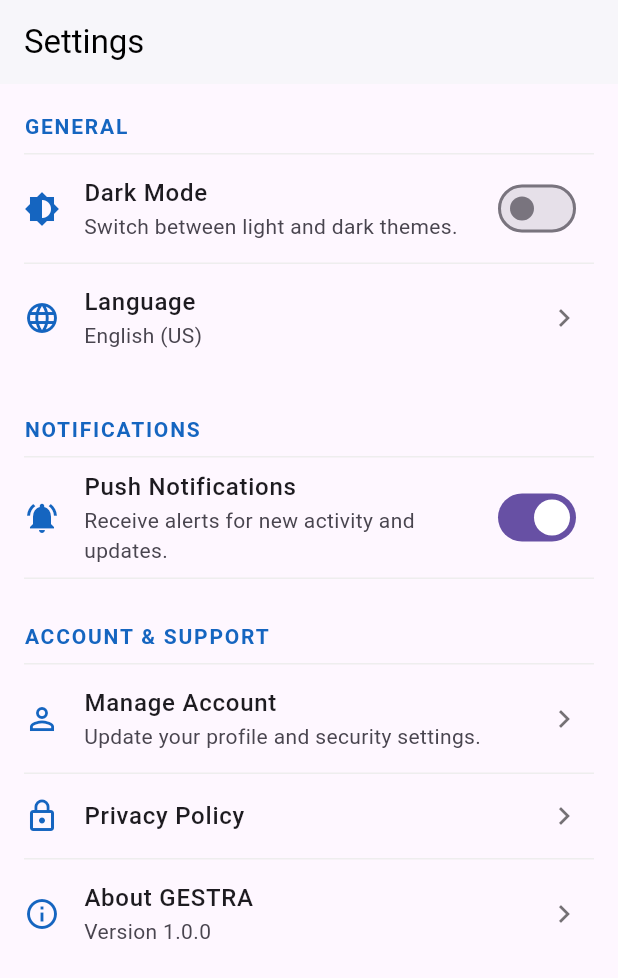
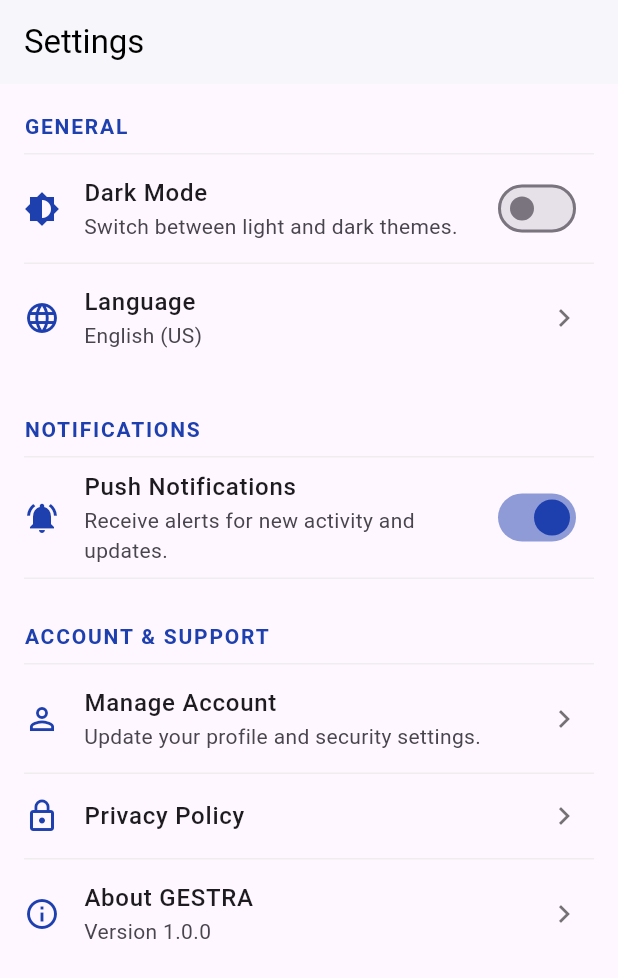
Before and after one commit to RafaMufid/Gestra-Mobile, a Flutter app: the SettingsPage screen opened directly with empty values, on a phone screen of 412 x 824 dp. Shown: the top 978 px of the screen. Run offline on Flutter 3.47's test engine with Material 3 defaults, Android fonts, the phone set to English and light mode, and no system bars.

Commit message:
Menyesuaikan warna pada setting

```diff
--- a/gestra/lib/setting.dart
+++ b/gestra/lib/setting.dart
@@ -40,6 +40,7 @@ class _SettingsPageState extends State<SettingsPage> {
             ),
             subtitle: const Text('Switch between light and dark themes.'),
             value: _isDarkMode,
+            activeThumbColor: Color.fromRGBO(30, 64, 175, 1),
             onChanged: (bool value) {
               setState(() {
                 _isDarkMode = value;
@@ -47,7 +48,7 @@ class _SettingsPageState extends State<SettingsPage> {
             },
             secondary: Icon(
               Icons.brightness_6,
-              color: primaryBlue,
+              color: Color.fromRGBO(30, 64, 175, 1),
             ),
           ),
 
@@ -73,6 +74,7 @@ class _SettingsPageState extends State<SettingsPage> {
             ),
             subtitle: const Text('Receive alerts for new activity and updates.'),
             value: _notificationsEnabled,
+            activeThumbColor: Color.fromRGBO(30, 64, 175, 1),
             onChanged: (bool value) {
               setState(() {
                 _notificationsEnabled = value;
@@ -80,7 +82,7 @@ class _SettingsPageState extends State<SettingsPage> {
             },
             secondary: Icon(
               Icons.notifications_active,
-              color: primaryBlue,
+              color: Color.fromRGBO(30, 64, 175, 1),
             ),
           ),
 
@@ -130,7 +132,7 @@ class _SettingsPageState extends State<SettingsPage> {
       child: Text(
         title,
         style: TextStyle(
-          color: primaryBlue,
+          color: Color.fromRGBO(30, 64, 175, 1),
           fontWeight: FontWeight.w700,
           fontSize: 14,
           letterSpacing: 1.2,
@@ -146,7 +148,7 @@ class _SettingsPageState extends State<SettingsPage> {
     required VoidCallback onTap,
   }) {
     return ListTile(
-      leading: Icon(icon, color: primaryBlue),
+      leading: Icon(icon, color: Color.fromRGBO(30, 64, 175, 1)),
       title: Text(
         title,
         style: const TextStyle(fontWeight: FontWeight.w500),
```
